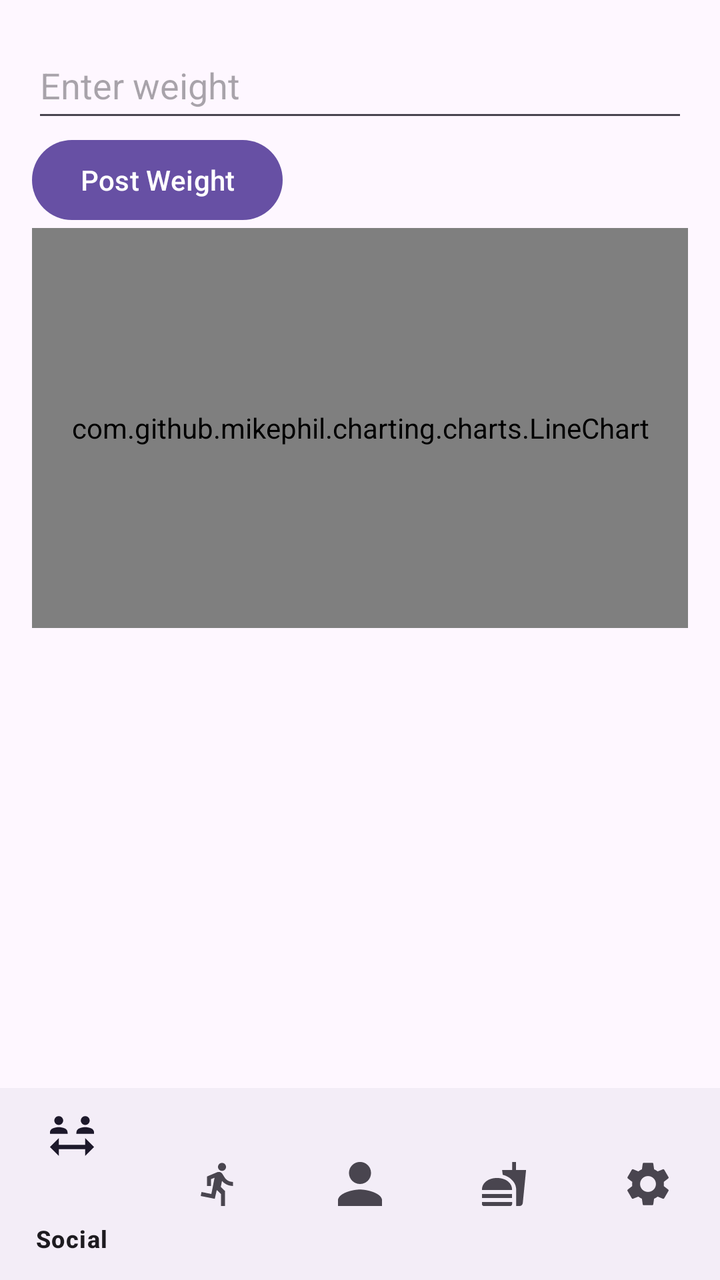
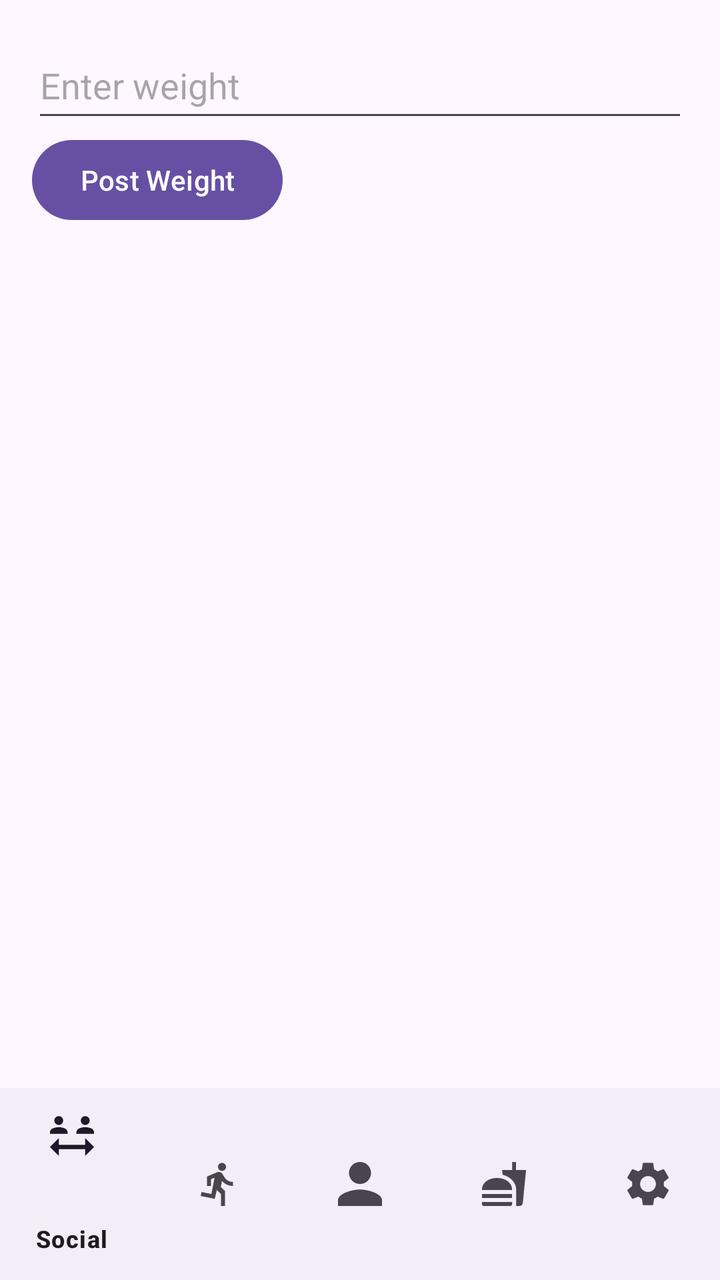

The first picture is an Android layout as it rendered before a commit; the second is the same layout after the commit. The layout source and the unified diff follow.
<!-- AndroidManifest.xml: application theme Theme.AndroidExample -->
<!-- res/layout/activity_userprofile.xml -->
<?xml version="1.0" encoding="utf-8"?>
<androidx.constraintlayout.widget.ConstraintLayout
    xmlns:android="http://schemas.android.com/apk/res/android"
    xmlns:app="http://schemas.android.com/apk/res-auto"
    android:layout_width="match_parent"
    android:layout_height="match_parent">

    <LinearLayout
        android:id="@+id/upper_section"
        android:layout_width="0dp"
        android:layout_height="0dp"
        android:orientation="vertical"
        android:padding="16dp"
        app:layout_constraintBottom_toTopOf="@+id/guideline"
        app:layout_constraintEnd_toEndOf="parent"
        app:layout_constraintStart_toStartOf="parent"
        app:layout_constraintTop_toTopOf="parent">

    <EditText
        android:id="@+id/weight_input"
        android:layout_width="match_parent"
        android:layout_height="50dp"
        android:hint="Enter weight"
        android:inputType="numberDecimal" />

    <Button
        android:id="@+id/post_weight_button"
        android:layout_width="wrap_content"
        android:layout_height="wrap_content"
        android:text="Post Weight" />


        <com.github.mikephil.charting.charts.LineChart
            android:id="@+id/weight_chart"
            android:layout_width="match_parent"
            android:layout_height="200dp" />

    </LinearLayout>

    <androidx.constraintlayout.widget.Guideline
        android:id="@+id/guideline"
        android:layout_width="wrap_content"
        android:layout_height="wrap_content"
        android:orientation="horizontal"
        app:layout_constraintGuide_percent="0.85" />



    <com.google.android.material.bottomnavigation.BottomNavigationView
        android:id="@+id/bottom_navigation"
        android:layout_width="0dp"
        android:layout_height="0dp"
        app:layout_constraintBottom_toBottomOf="parent"
        app:layout_constraintEnd_toEndOf="parent"
        app:layout_constraintHorizontal_bias="0.0"
        app:layout_constraintStart_toStartOf="parent"
        app:layout_constraintTop_toBottomOf="@+id/guideline"
        app:layout_constraintVertical_bias="0.0"
        app:menu="@menu/bottom_nav_menu" />

</androidx.constraintlayout.widget.ConstraintLayout>
<!-- resources referenced by this layout -->
<resources>
  <style name="Theme.AndroidExample" parent="Base.Theme.AndroidExample" />
  <style name="Base.Theme.AndroidExample" parent="Theme.Material3.DayNight.NoActionBar">
          
          
      </style>
</resources>

<!-- the commit's change to res/layout/activity_userprofile.xml (unified diff, before → after) -->
@@ -30,11 +30,13 @@
         android:text="Post Weight" />
 
 
-        <com.github.mikephil.charting.charts.LineChart
-            android:id="@+id/weight_chart"
+        <TextView
+            android:id="@+id/past_weights_textview"
             android:layout_width="match_parent"
-            android:layout_height="200dp" />
+            android:layout_height="104dp"
+            android:text="" />
 
+        
     </LinearLayout>
 
     <androidx.constraintlayout.widget.Guideline
